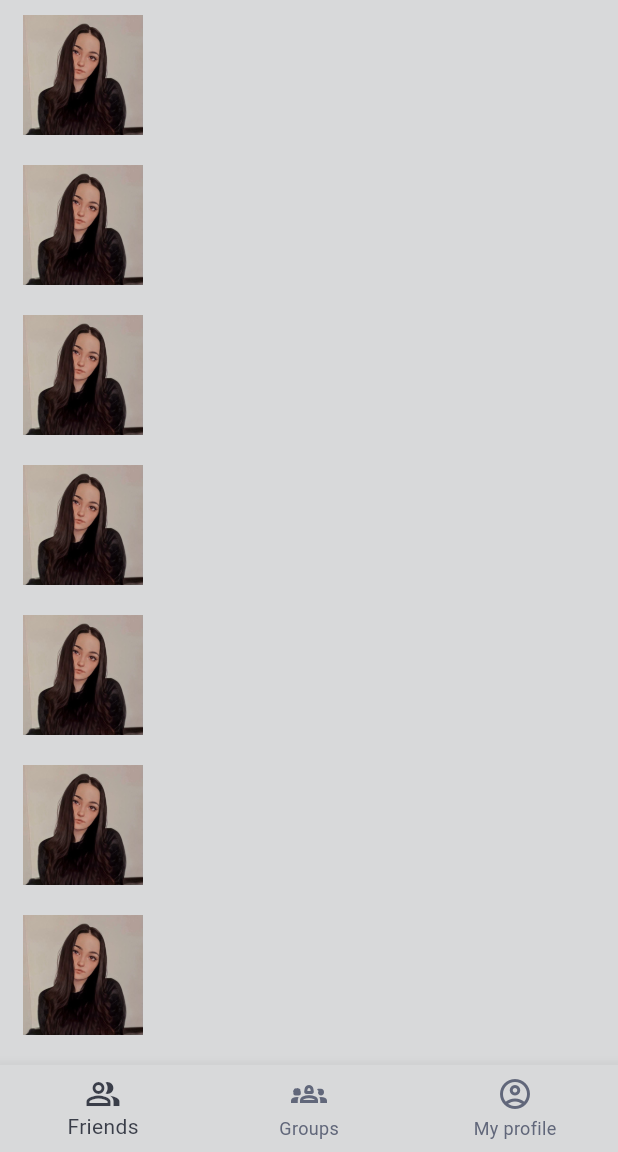
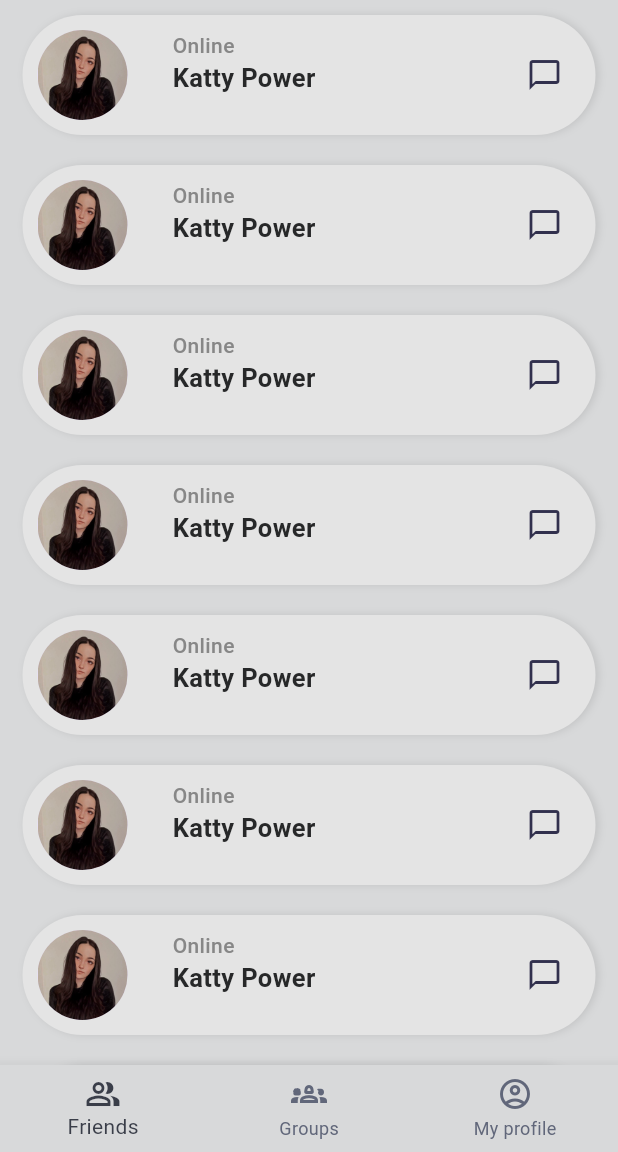
Before and after one commit to nodleSsh/quoks, a Flutter app: the MainScreeWidget screen opened by its route, on a phone screen of 412 x 824 dp, the part 84-1236 px from its top. Run offline on Flutter 3.47's test engine with Material 3 defaults, Android fonts, the phone set to English and light mode, and no system bars.

Commit message:
finished friends list

```diff
--- a/lib/resources/app_images.dart
+++ b/lib/resources/app_images.dart
@@ -4,4 +4,5 @@ class AppImages {
   AppImages._();
 
   static const String avatar = 'images/avatar.jpg';
+  static const String chat = 'images/chat.png';
 }
--- a/lib/widgets/auth/auth_widget.dart
+++ b/lib/widgets/auth/auth_widget.dart
@@ -1,5 +1,4 @@
 import 'package:flutter/material.dart';
-import 'package:social_vk/widgets/auth/main_screen/main_screen_widget.dart';
 
 class AuthWidget extends StatefulWidget {
   const AuthWidget({super.key});
--- a/lib/widgets/auth/friends_list/friends_list_widget.dart
+++ b/lib/widgets/auth/friends_list/friends_list_widget.dart
@@ -2,6 +2,11 @@ import 'package:flutter/material.dart';
 import 'package:social_vk/resources/resources.dart';
 
 class FriendsListWidgets extends StatelessWidget {
+  final status = 'Online';
+  final statusStyle = const TextStyle(
+    fontWeight: FontWeight.w500,
+    color: Color.fromARGB(255, 135, 135, 135),
+  );
   const FriendsListWidgets({super.key});
 
   @override
@@ -10,16 +15,65 @@ class FriendsListWidgets extends StatelessWidget {
       itemCount: 10,
       itemExtent: 100,
       itemBuilder: (BuildContext context, int index) {
-        return const Padding(
-          padding: EdgeInsets.symmetric(horizontal: 15, vertical: 10),
-          child: DecoratedBox(
-            decoration: BoxDecoration(),
-            child: Row(
-              children: [
-                Image(
-                  image: AssetImage(AppImages.avatar),
+        return Padding(
+          padding: const EdgeInsets.symmetric(horizontal: 15, vertical: 10),
+          child: Container(
+            child: DecoratedBox(
+              decoration: BoxDecoration(
+                borderRadius: BorderRadius.circular(50),
+                color: const Color.fromARGB(255, 228, 228, 228),
+                boxShadow: [
+                  BoxShadow(
+                      color: Colors.black.withOpacity(0.1),
+                      blurRadius: 4,
+                      offset: const Offset(2, 0))
+                ],
+              ),
+              child: Padding(
+                padding:
+                    const EdgeInsets.symmetric(horizontal: 10, vertical: 10),
+                child: Row(
+                  mainAxisAlignment: MainAxisAlignment.spaceBetween,
+                  crossAxisAlignment: CrossAxisAlignment.center,
+                  children: [
+                    Row(
+                      children: [
+                        const CircleAvatar(
+                          radius: 30,
+                          backgroundImage: AssetImage(AppImages.avatar),
+                        ),
+                        const SizedBox(
+                          width: 30,
+                        ),
+                        Column(
+                          crossAxisAlignment: CrossAxisAlignment.start,
+                          children: [
+                            Text(
+                              '$status',
+                              style: statusStyle,
+                            ),
+                            const Text(
+                              "Katty Power",
+                              style: TextStyle(
+                                fontSize: 17,
+                                fontWeight: FontWeight.w600,
+                                color: Color(0xFF272829),
+                              ),
+                            ),
+                          ],
+                        ),
+                      ],
+                    ),
+                    IconButton(
+                      onPressed: () {},
+                      icon: const Icon(
+                        Icons.chat_bubble_outline,
+                        color: Color(0xFF31304D),
+                      ),
+                    ),
+                  ],
                 ),
-              ],
+              ),
             ),
           ),
         );
--- a/lib/widgets/auth/main_screen/main_screen_widget.dart
+++ b/lib/widgets/auth/main_screen/main_screen_widget.dart
@@ -1,5 +1,4 @@
 import 'package:flutter/material.dart';
-import 'package:salomon_bottom_bar/salomon_bottom_bar.dart';
 import 'package:social_vk/widgets/auth/friends_list/friends_list_widget.dart';
 
 class MainScreeWidget extends StatefulWidget {
```
Also changed, not shown: images/chat.png (added).
